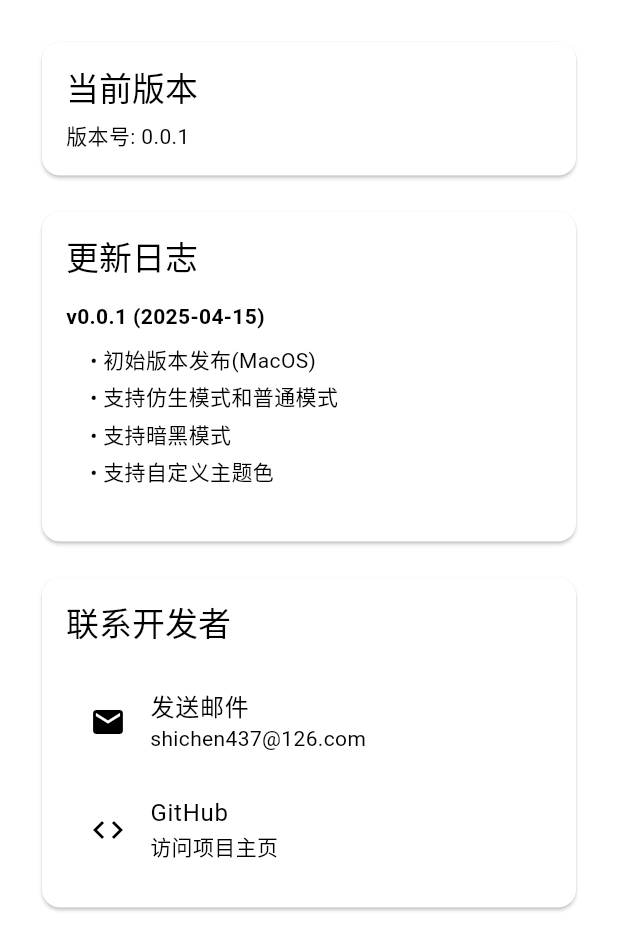
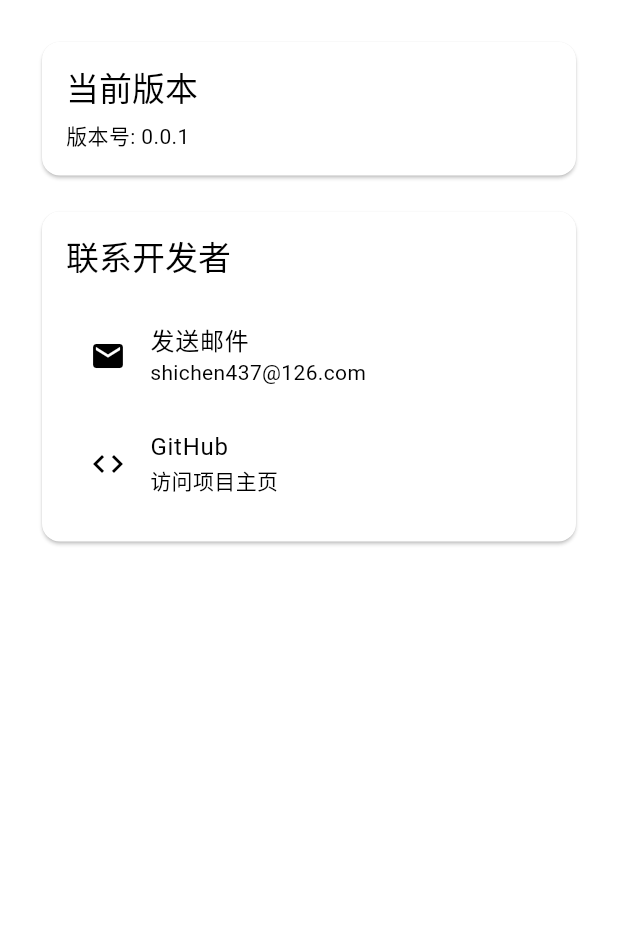
Before and after one commit to shichen437/FingerLike, a Flutter app: the AboutPanel widget shown alone on an empty page, opened directly, on a phone screen of 412 x 824 dp. Shown: the top 950 px of the screen. Run offline on Flutter 3.47's test engine with Material 3 defaults, Android fonts, the light colour scheme and no system bars; our stand-ins replace package_info_plus, shared_preferences; missing offline and left inert: hotkey_manager, window_manager; accounts and stored records are empty.

Commit message:
feat: 移除更新日志

```diff
--- a/lib/data/changelog.dart
+++ /dev/null
@@ -1,14 +0,0 @@
-import '../models/changelog_entry.dart';
-
-final List<ChangelogEntry> changelog = [
-  ChangelogEntry(
-    version: 'v0.0.1',
-    date: DateTime(2025, 4, 15),
-    changes: [
-      '初始版本发布(MacOS)',
-      '支持仿生模式和普通模式',
-      '支持暗黑模式',
-      '支持自定义主题色',
-    ],
-  ),
-];
--- a/lib/providers/mixins/records_state_mixin.dart
+++ b/lib/providers/mixins/records_state_mixin.dart
@@ -32,7 +32,7 @@ mixin RecordsStateMixin on ChangeNotifier {
     bool completed, {
     String? errorMessage,
     Duration? duration,
-    required String mode, // 改回使用 String 类型
+    required String mode,
   }) {
     _taskRecords.add(
       TaskRecord(
--- a/lib/widgets/about_panel.dart
+++ b/lib/widgets/about_panel.dart
@@ -18,8 +18,6 @@ class AboutPanel extends StatelessWidget {
         children: [
           _buildVersionCard(context),
           const SizedBox(height: 16),
-          _buildChangelogCard(context),
-          const SizedBox(height: 16),
           _buildContactCard(context),
         ],
       ),
@@ -31,7 +29,8 @@ class AboutPanel extends StatelessWidget {
     return FutureBuilder<PackageInfo>(
       future: PackageInfo.fromPlatform(),
       builder: (context, snapshot) {
-        final version = snapshot.hasData ? snapshot.data!.version : l10n.get('loading');
+        final version =
+            snapshot.hasData ? snapshot.data!.version : l10n.get('loading');
         return Card(
           child: Padding(
             padding: const EdgeInsets.all(16.0),
@@ -49,42 +48,6 @@ class AboutPanel extends StatelessWidget {
           ),
         );
       },
-    );
-  }
-
-  Widget _buildChangelogCard(BuildContext context) {
-    final l10n = AppLocalizations.of(context);
-    final dateFormat = DateFormat('yyyy-MM-dd');
-
-    return Card(
-      child: Padding(
-        padding: const EdgeInsets.all(16.0),
-        child: Column(
-          crossAxisAlignment: CrossAxisAlignment.start,
-          children: [
-            Text(
-              l10n.get('changelog'),
-              style: Theme.of(context).textTheme.titleLarge,
-            ),
-            const SizedBox(height: 16),
-            ...changelog.map((entry) => Column(
-              crossAxisAlignment: CrossAxisAlignment.start,
-              children: [
-                Text(
-                  '${entry.version} (${dateFormat.format(entry.date)})',
-                  style: const TextStyle(fontWeight: FontWeight.bold),
-                ),
-                const SizedBox(height: 8),
-                ...entry.changes.map((change) => Padding(
-                  padding: const EdgeInsets.only(left: 16, bottom: 4),
-                  child: Text('• $change'),
-                )),
-                const SizedBox(height: 16),
-              ],
-            )).toList(),
-          ],
-        ),
-      ),
     );
   }
 
@@ -110,7 +73,8 @@ class AboutPanel extends StatelessWidget {
               leading: const Icon(Icons.code),
               title: const Text('GitHub'),
               subtitle: Text(l10n.get('visitProjectPage')),
-              onTap: () => _launchUrl('https://github.com/shichen437/FingerLike'),
+              onTap:
+                  () => _launchUrl('https://github.com/shichen437/FingerLike'),
             ),
           ],
         ),
```
Also changed, not shown: lib/l10n/app_localizations.dart (+19 -2 lines), lib/l10n/trans/en.json (+7 -2 lines), lib/l10n/trans/zh.json (+7 -2 lines), lib/main.dart (+41 -9 lines), lib/models/changelog_entry.dart (deleted, +0 -11 lines), lib/models/task_record.dart (+46 -0 lines), lib/providers/clicker_state.dart (+18 -21 lines), lib/services/mouse_service.dart (+18 -3 lines), lib/widgets/click_control_panel.dart (+15 -8 lines), lib/widgets/records_panel.dart (+25 -12 lines), lib/widgets/settings_panel.dart (+58 -20 lines), lib/l10n/app_localizations_delegate.dart (line endings or trailing spaces), lib/providers/mixins/theme_state_mixin.dart (line endings or trailing spaces).
